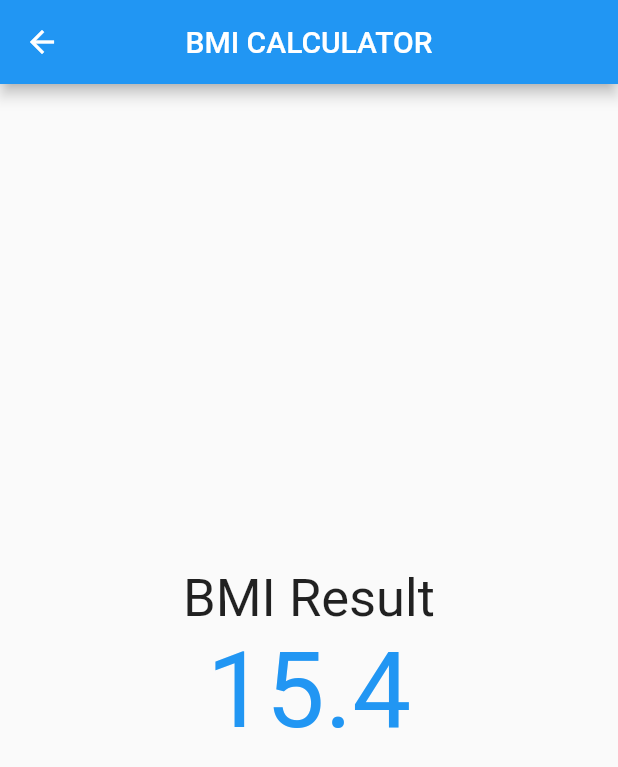
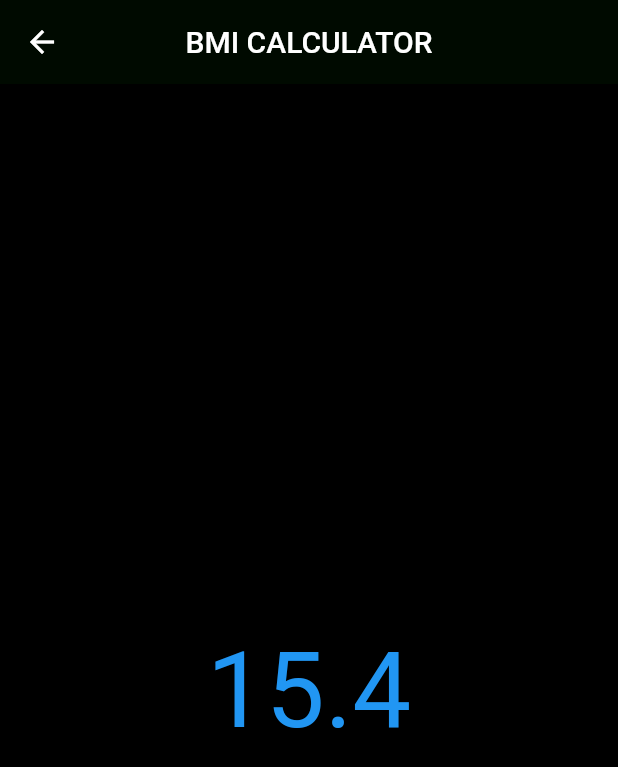
Before and after one commit to asamoah-fred/BMI-Calculator, a Flutter app: the screen it shows after launch, after a tap on "CALCULATE", on a phone screen of 412 x 824 dp. Shown: the top 767 px of the screen. Run offline on Flutter 3.47's test engine with Material 2 defaults, Android fonts, the phone set to English and light mode, and no system bars; our stand-ins replace font_awesome_flutter.

Commit message:
changed Result backgroundColor

```diff
--- a/lib/results_page.dart
+++ b/lib/results_page.dart
@@ -28,11 +28,14 @@ class _ResultsPageState extends State<ResultsPage> {
   Widget build(BuildContext context) {
     return Scaffold(
       appBar: AppBar(
+        backgroundColor: Color.fromRGBO(0, 10, 0, 10),
         title: const Text(
           "BMI CALCULATOR",
         ),
         centerTitle: true,
+        elevation: 0,
       ),
+      backgroundColor: Colors.black,
       body: Center(
         child: Column(
           mainAxisAlignment: MainAxisAlignment.center,
```
